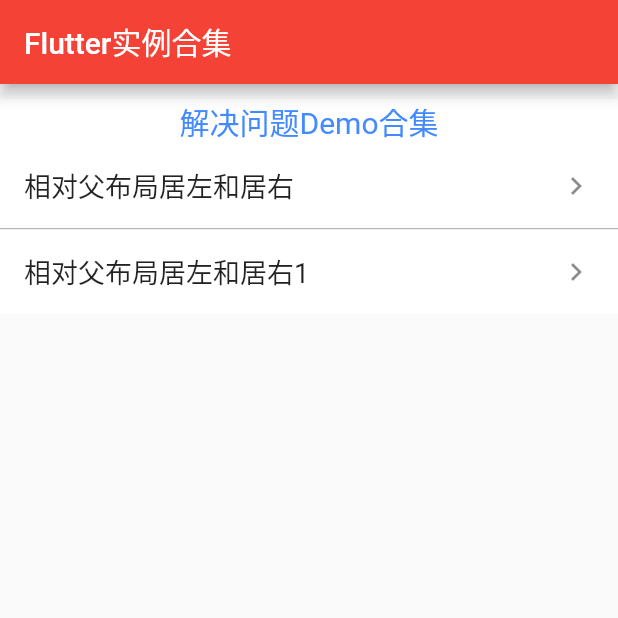
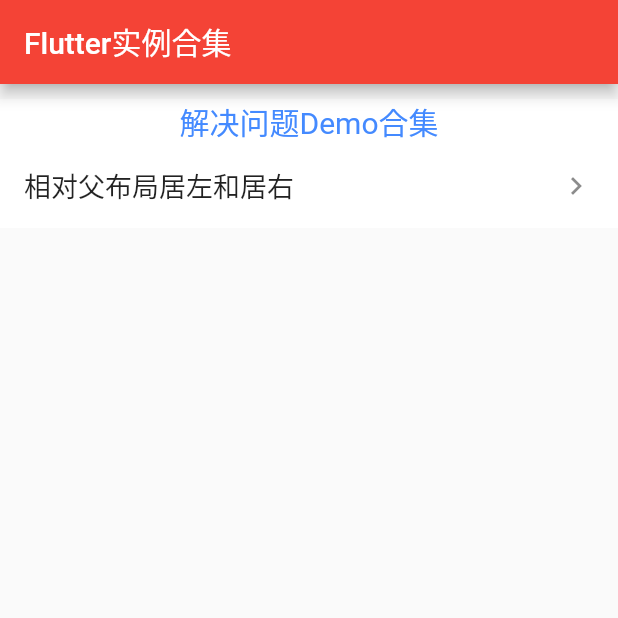
Before and after one commit to strivecheng/SjFlutterTour, a Flutter app: the screen it shows after launch, on a phone screen of 412 x 824 dp, the top half of it. Run offline on Flutter 3.47's test engine with Material 2 defaults, Android fonts, the phone set to English and light mode, and no system bars.

Commit message:
修改bug

```diff
--- a/flutter_basics/lib/main.dart
+++ b/flutter_basics/lib/main.dart
@@ -37,8 +37,8 @@ class _MyHomePageState extends State<MyHomePage> {
     ExampleItemInfo exampleItemInfo = new ExampleItemInfo("相对父布局居左和居右");
     exampleItemInfoList.add(exampleItemInfo);
 
-    exampleItemInfo = new ExampleItemInfo("相对父布局居左和居右1");
-    exampleItemInfoList.add(exampleItemInfo);
+//    exampleItemInfo = new ExampleItemInfo("相对父布局居左和居右1");
+//    exampleItemInfoList.add(exampleItemInfo);
   }
 
   @override
```
